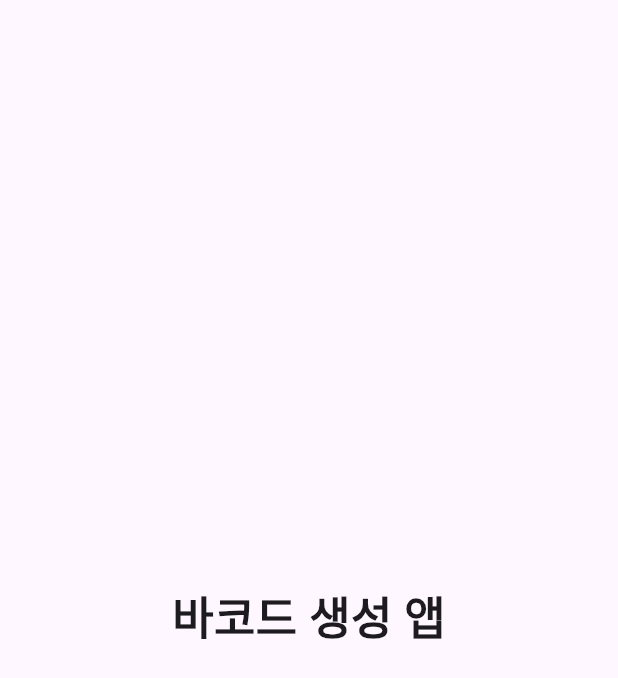
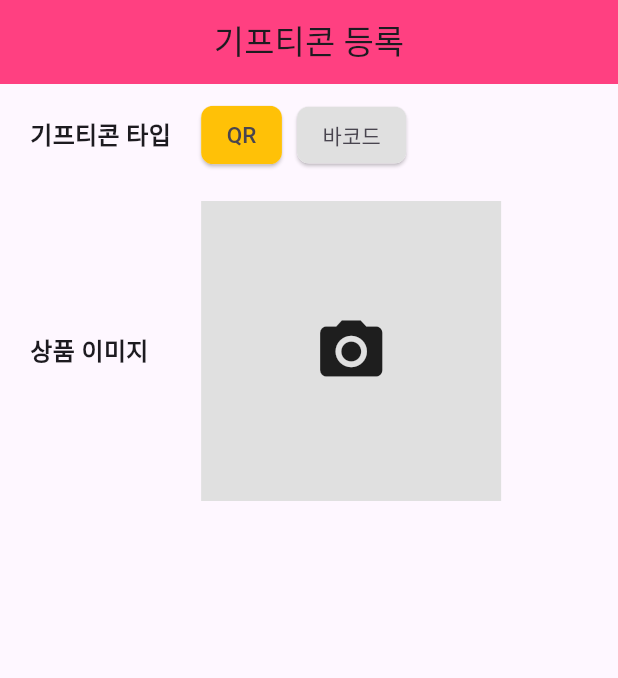
Before and after one commit to st2793/Gifticon-Barcode-Renewable-App, a Flutter app: the screen it shows after launch, on a phone screen of 412 x 824 dp. Shown: the top 678 px of the screen. Run offline on Flutter 3.47's test engine with Material 3 defaults, Android fonts, the phone set to English and light mode, and no system bars; our stand-ins replace image_picker.

Commit message:
feat: 플러터 코드생성 페이지 작업

```diff
--- a/front/lib/main.dart
+++ b/front/lib/main.dart
@@ -1,4 +1,5 @@
 import 'package:flutter/material.dart';
+import 'package:giftcon_renewal/screens/create/create_code_screen.dart';
 
 void main() {
   runApp(const MyApp());
@@ -16,27 +17,7 @@ class MyApp extends StatelessWidget {
         // colorScheme: ColorScheme.fromSeed(seedColor: Colors.deepPurple),
         useMaterial3: true,
       ),
-      home: Scaffold(
-        body: SafeArea(
-          child: Column(
-            mainAxisAlignment: MainAxisAlignment.center,
-            children: [
-              Row(
-                mainAxisAlignment: MainAxisAlignment.center,
-                children: [
-                  Text(
-                    '바코드 생성 앱',
-                    style: TextStyle(
-                      fontSize: 30,
-                      fontWeight: FontWeight.w600,
-                    ),
-                  ),
-                ],
-              ),
-            ],
-          ),
-        ),
-      ),
+      home: const CreateCodeScreen(),
     );
   }
 }
--- /dev/null
+++ b/front/lib/screens/create/create_code_screen.dart
@@ -0,0 +1,164 @@
+import 'package:flutter/material.dart';
+import 'package:image_picker/image_picker.dart';
+import 'dart:io';
+
+class CreateCodeScreen extends StatefulWidget {
+  const CreateCodeScreen({super.key});
+
+  @override
+  State<CreateCodeScreen> createState() => _CreateCodeScreenState();
+}
+
+class _CreateCodeScreenState extends State<CreateCodeScreen> {
+  String codeType = 'QR';
+  File? _image;
+  final TextEditingController receiverController = TextEditingController();
+  final TextEditingController productTypeController = TextEditingController();
+  final TextEditingController productNameController = TextEditingController();
+  final TextEditingController messageController = TextEditingController();
+  DateTime? expiryDate;
+
+  Future<void> _pickImage() async {
+    final picker = ImagePicker();
+    final pickedFile = await picker.pickImage(source: ImageSource.gallery);
+
+    if (pickedFile != null) {
+      setState(() {
+        _image = File(pickedFile.path);
+      });
+    }
+  }
+
+  void _deleteImage() {
+    setState(() {
+      _image = null;
+    });
+  }
+
+  void _editImage() {
+    _pickImage();
+  }
+
+  @override
+  Widget build(BuildContext context) {
+    return Scaffold(
+      appBar: AppBar(
+        title: const Text('기프티콘 등록'),
+        centerTitle: true,
+        backgroundColor: Colors.pinkAccent,
+      ),
+      body: Padding(
+        padding: EdgeInsets.fromLTRB(20, 10, 20, 10),
+        child: Form(
+          child: Column(
+            children: [
+              Row(
+                children: [
+                  Text(
+                    '기프티콘 타입',
+                    style: TextStyle(
+                      fontSize: 16,
+                      fontWeight: FontWeight.bold,
+                    ),
+                  ),
+                  SizedBox(width: 20),
+                  FilterChip.elevated(
+                    chipAnimationStyle: ChipAnimationStyle(
+                      enableAnimation: AnimationStyle(
+                        duration: const Duration(seconds: 3),
+                        reverseDuration: const Duration(seconds: 1),
+                      ),
+                    ),
+                    onSelected: (bool value) {
+                      setState(() {
+                        codeType = 'QR';
+                      });
+                    },
+                    backgroundColor:
+                        codeType == 'QR' ? Colors.amber : Colors.grey[300],
+                    label: Text(
+                      'QR',
+                      style: TextStyle(fontSize: 15),
+                    ),
+                  ),
+                  const SizedBox(width: 10),
+                  FilterChip.elevated(
+                    chipAnimationStyle: ChipAnimationStyle(
+                      enableAnimation: AnimationStyle(
+                        duration: const Duration(seconds: 3),
+                        reverseDuration: const Duration(seconds: 1),
+                      ),
+                    ),
+                    onSelected: (bool value) {
+                      setState(() {
+                        codeType = '바코드';
+                      });
+                    },
+                    backgroundColor:
+                        codeType == '바코드' ? Colors.amber : Colors.grey[300],
+                    label: Text('바코드'),
+                  )
+                ],
+              ),
+              SizedBox(height: 20),
+              Row(
+                children: [
+                  Text(
+                    '상품 이미지',
+                    style: TextStyle(
+                      fontSize: 16,
+                      fontWeight: FontWeight.bold,
+                    ),
+                  ),
+                  SizedBox(width: 35),
+                  if (_image != null)
+                    Column(
+                      children: [
+                        Container(
+                          width: 200,
+                          height: 200,
+                          child: ClipRRect(
+                              borderRadius:
+                                  BorderRadius.all(Radius.circular(10.0)),
+                              child: Drawer(
+                                child: Image.file(_image!, fit: BoxFit.cover),
+                              )),
+                        ),
+                        Row(
+                          children: [
+                            IconButton(
+                              icon: Icon(Icons.edit),
+                              onPressed: _editImage, // 수정 버튼
+                            ),
+                            IconButton(
+                              icon: Icon(Icons.delete),
+                              onPressed: _deleteImage, // 삭제 버튼
+                            ),
+                          ],
+                        )
+                      ],
+                    )
+                  else
+                    GestureDetector(
+                      onTap: _pickImage,
+                      child: Container(
+                        height: 200,
+                        width: 200,
+                        color: Colors.grey[300],
+                        child: ClipRRect(
+                          borderRadius: BorderRadius.all(Radius.circular(10.0)),
+                          child: Center(
+                            child: Icon(Icons.camera_alt, size: 50),
+                          ),
+                        ),
+                      ),
+                    ),
+                ],
+              )
+            ],
+          ),
+        ),
+      ),
+    );
+  }
+}
--- /dev/null
+++ b/front/lib/screens/share/share_code_screen.dart
@@ -0,0 +1,15 @@
+import 'package:flutter/material.dart';
+
+class ShareCodeScreen extends StatefulWidget {
+  const ShareCodeScreen({super.key});
+
+  @override
+  State<ShareCodeScreen> createState() => _ShareCodeScreenState();
+}
+
+class _ShareCodeScreenState extends State<ShareCodeScreen> {
+  @override
+  Widget build(BuildContext context) {
+    return const Placeholder();
+  }
+}
--- a/front/pubspec.yaml
+++ b/front/pubspec.yaml
@@ -34,6 +34,7 @@ dependencies:
   # The following adds the Cupertino Icons font to your application.
   # Use with the CupertinoIcons class for iOS style icons.
   cupertino_icons: ^1.0.8
+  image_picker: ^1.1.2
 
 dev_dependencies:
   flutter_test:
```
Also changed, not shown: front/pubspec.lock, 16 other files.
